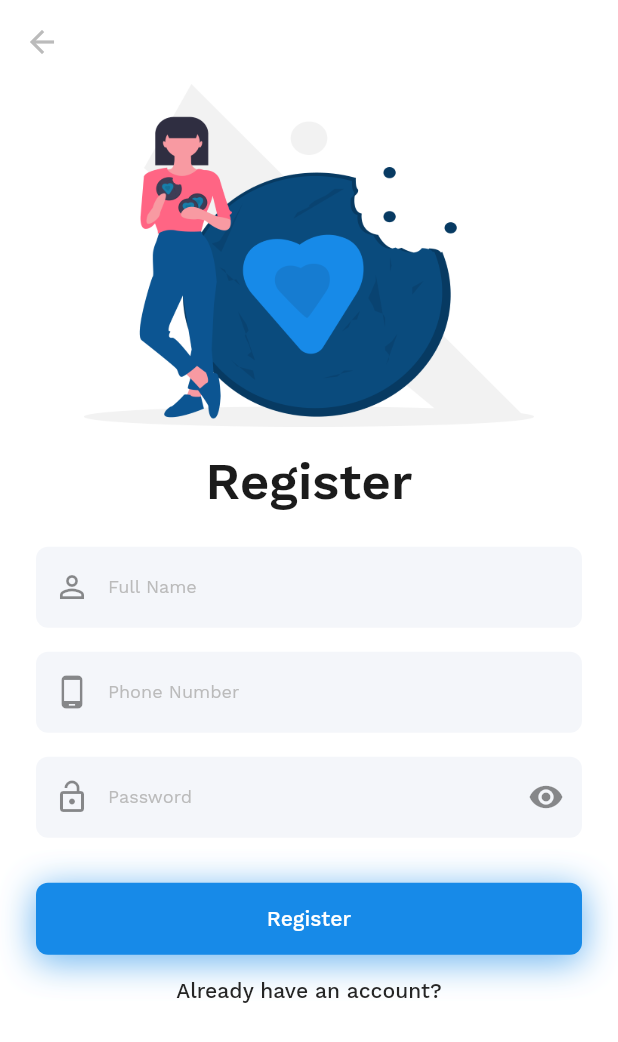
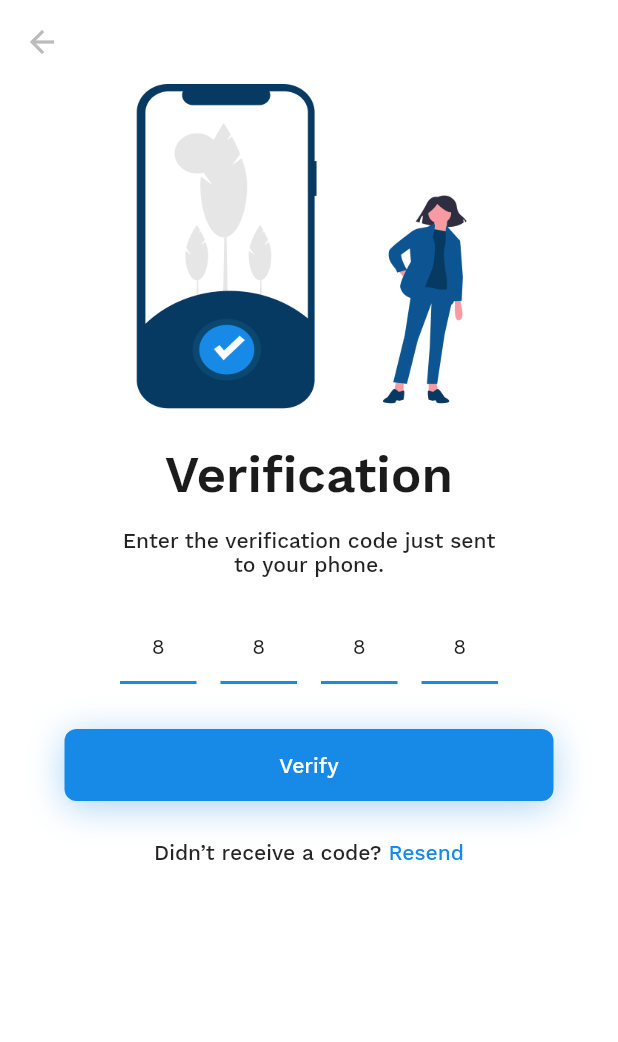
Before and after one commit to saileshbro/nutri.gram, a Flutter app: the screen it shows after launch, after a tap on an icon or button, on a phone screen of 412 x 824 dp. Shown: the top 1042 px of the screen. Run offline on Flutter 3.47's test engine with Material 2 defaults, Android fonts, the phone set to English and light mode, and no system bars; drawn by our look-alikes of pin_input_text_field; our stand-ins replace auto_route, flutter_icons, get_it, injectable, shared_preferences, smooth_page_indicator and 2 more; project files that could hold a hidden picture were left out.

Commit message:
Verification Page UI

```diff
--- a/nutrigram_app/lib/ui/views/login/login_view.dart
+++ b/nutrigram_app/lib/ui/views/auth/login/login_view.dart
@@ -1,9 +1,9 @@
 import 'package:flutter/material.dart';
 import 'package:flutter_icons/flutter_icons.dart';
 import 'package:nutrigram_app/common/HelperWidget/busy_button.dart';
-import '../../../common/ui/ui_helpers.dart';
-import '../../../constants/constants.dart';
-import '../../../constants/strings.dart';
+import 'package:nutrigram_app/common/ui/ui_helpers.dart';
+import 'package:nutrigram_app/constants/constants.dart';
+import 'package:nutrigram_app/constants/strings.dart';
 
 class LoginView extends StatefulWidget {
   @override
--- /dev/null
+++ b/nutrigram_app/lib/ui/views/auth/verification/verification_view.dart
@@ -0,0 +1,181 @@
+import 'package:flutter/material.dart';
+import 'package:nutrigram_app/common/HelperWidget/busy_button.dart';
+import 'package:nutrigram_app/common/ui/ui_helpers.dart';
+import 'package:nutrigram_app/constants/constants.dart';
+import 'package:nutrigram_app/constants/strings.dart';
+import 'package:pin_input_text_field/pin_input_text_field.dart';
+
+class VerificationView extends StatefulWidget {
+  final String phoneNumber;
+
+  const VerificationView({Key key, @required this.phoneNumber})
+      : super(key: key);
+
+  @override
+  _VerificationViewState createState() => _VerificationViewState();
+}
+
+class _VerificationViewState extends State<VerificationView> {
+  String pinCodeValue = '';
+  TextEditingController pinEditingController;
+
+  @override
+  void initState() {
+    pinEditingController = TextEditingController(
+      text: pinCodeValue,
+    );
+    super.initState();
+  }
+
+  @override
+  Widget build(BuildContext context) {
+    return Scaffold(
+      body: ListView(
+        physics: BouncingScrollPhysics(),
+        children: <Widget>[
+          AppBar(
+//            brightness: Brightness.light,
+              ),
+          Padding(
+            padding: const EdgeInsets.symmetric(horizontal: 24),
+            child: Column(
+              crossAxisAlignment: CrossAxisAlignment.center,
+              children: <Widget>[
+                Padding(
+                  padding: const EdgeInsets.symmetric(horizontal: 32),
+                  child: Image.asset(
+                    verificationIllustration,
+                    width: MediaQuery.of(context).size.width,
+                  ),
+                ),
+              ],
+            ),
+          ),
+          mHeightSpan,
+          Text(
+            verification,
+            style: Theme.of(context).textTheme.headline4,
+            textAlign: TextAlign.center,
+          ),
+          mHeightSpan,
+          Padding(
+            padding: const EdgeInsets.symmetric(horizontal: 75.0),
+            child: Text(
+              enterTheVerification,
+              style: Theme.of(context).textTheme.subtitle1,
+              textAlign: TextAlign.center,
+            ),
+          ),
+          lHeightSpan,
+          // ViewModelProvider<VerificationViewModel>.withConsumer(
+          //   viewModel: VerificationViewModel(),
+          //   builder: (BuildContext context, VerificationViewModel model, _) {
+          Form(
+            child: Column(
+              children: <Widget>[
+                Theme(
+                  data: ThemeData(
+                    inputDecorationTheme: InputDecorationTheme(
+                      filled: true,
+                      fillColor: Theme.of(context).scaffoldBackgroundColor,
+                    ),
+                  ),
+                  child: Padding(
+                    padding: const EdgeInsets.symmetric(horizontal: 80),
+                    child: PinInputTextField(
+                      pinLength: 4,
+                      onChanged: (String value) {
+                        setState(() {
+                          pinCodeValue = value;
+                        });
+                      },
+                      decoration: UnderlineDecoration(
+                        color: kPrimaryColor,
+                        textStyle: Theme.of(context).textTheme.headline3,
+                        hintText: "8888",
+                        // hintTextStyle:
+                        //     Theme.of(context).textTheme.headline3.copyWith(
+                        //           color: ThemeData.isDarkTheme(context) != null
+                        //               ? kDisabledDarkThemeColor
+                        //               : kDisabledLightThemeColor,
+                        //         ),
+                      ),
+                      controller: pinEditingController,
+                      autoFocus: false,
+                      textInputAction: TextInputAction.done,
+                      onSubmit: (pin) {
+                        FocusScope.of(context).requestFocus(FocusNode());
+                        debugPrint('submit pin:$pin');
+                      },
+                    ),
+                  ),
+                ),
+                llHeightSpan,
+                Padding(
+                  padding: const EdgeInsets.symmetric(horizontal: 43.0),
+                  child: BusyButton(
+                    onPressed: () {},
+                    // onPressed: () {
+                    //   model.verify(
+                    //     code: int.tryParse(pinCodeValue, radix: 10),
+                    //     phoneNumber: widget.phoneNumber,
+                    //   );
+                    // },
+                    // busy: model.busy,
+                    title: verify,
+                  ),
+                ),
+                sHeightSpan,
+                // ViewModelProvider<ResendVerificationViewModel>.withConsumer(
+                //   builder: (context, model, _) {
+                //     return model.busy
+                //         ? Container(
+                //             height: 36,
+                //             width: 36,
+                //             padding: EdgeInsets.all(8),
+                //             child: CircularProgressIndicator(
+                //               strokeWidth: 2,
+                //               valueColor:
+                //                   AlwaysStoppedAnimation<Color>(kPrimaryColor),
+                //             ),
+                //           ) :
+                Padding(
+                  padding: const EdgeInsets.symmetric(horizontal: 43.0),
+                  child: FlatButton(
+                    // onPressed: () {
+                    //   model.resendVerify(phoneNumber: widget.phoneNumber);
+                    // },
+                    onPressed: () {},
+                    splashColor: Colors.transparent,
+                    child: RichText(
+                      textAlign: TextAlign.center,
+                      text: TextSpan(
+                        children: [
+                          TextSpan(
+                            text: didntReceive,
+                            style: Theme.of(context).textTheme.button,
+                          ),
+                          TextSpan(
+                            text: resend,
+                            style: Theme.of(context)
+                                .textTheme
+                                .button
+                                .copyWith(color: kPrimaryColor),
+                          ),
+                        ],
+                      ),
+                    ),
+                  ),
+                  //         );
+                  // },
+                  // viewModel: ResendVerificationViewModel(),
+                ),
+              ],
+            ),
+          )
+//            UiHelper.verticalSpace(16),
+        ],
+      ),
+    );
+  }
+}
--- a/nutrigram_app/lib/ui/views/onboarding/onboarding_view.dart
+++ b/nutrigram_app/lib/ui/views/onboarding/onboarding_view.dart
@@ -4,8 +4,8 @@ import 'package:flutter_icons/flutter_icons.dart';
 import 'package:nutrigram_app/common/ui/ui_helpers.dart';
 import 'package:nutrigram_app/constants/constants.dart';
 import 'package:nutrigram_app/constants/strings.dart';
-import 'package:nutrigram_app/ui/register/register_view.dart';
-import 'package:nutrigram_app/ui/views/login/login_view.dart';
+import 'package:nutrigram_app/ui/views/auth/register/register_view.dart';
+import 'package:nutrigram_app/ui/views/auth/verification/verification_view.dart';
 import 'package:smooth_page_indicator/smooth_page_indicator.dart';
 
 class OnboardingView extends StatefulWidget {
@@ -106,7 +106,10 @@ class _OnboardingViewState extends State<OnboardingView> {
                   DeviceOrientation.portraitDown,
                 ]);
                 Navigator.of(context)
-                    .push(MaterialPageRoute(builder: (_) => RegisterView()))
+                    .push(MaterialPageRoute(
+                        builder: (_) => VerificationView(
+                              phoneNumber: "12345",
+                            )))
                     .then((onValue) {
                   SystemChrome.setPreferredOrientations([
                     DeviceOrientation.portraitDown,
```
Also changed, not shown: nutrigram_app/lib/ui/views/auth/login/login_viewmodel.dart (added), nutrigram_app/lib/ui/views/auth/register/register_view.dart (renamed from nutrigram_app/lib/ui/register/register_view.dart).
